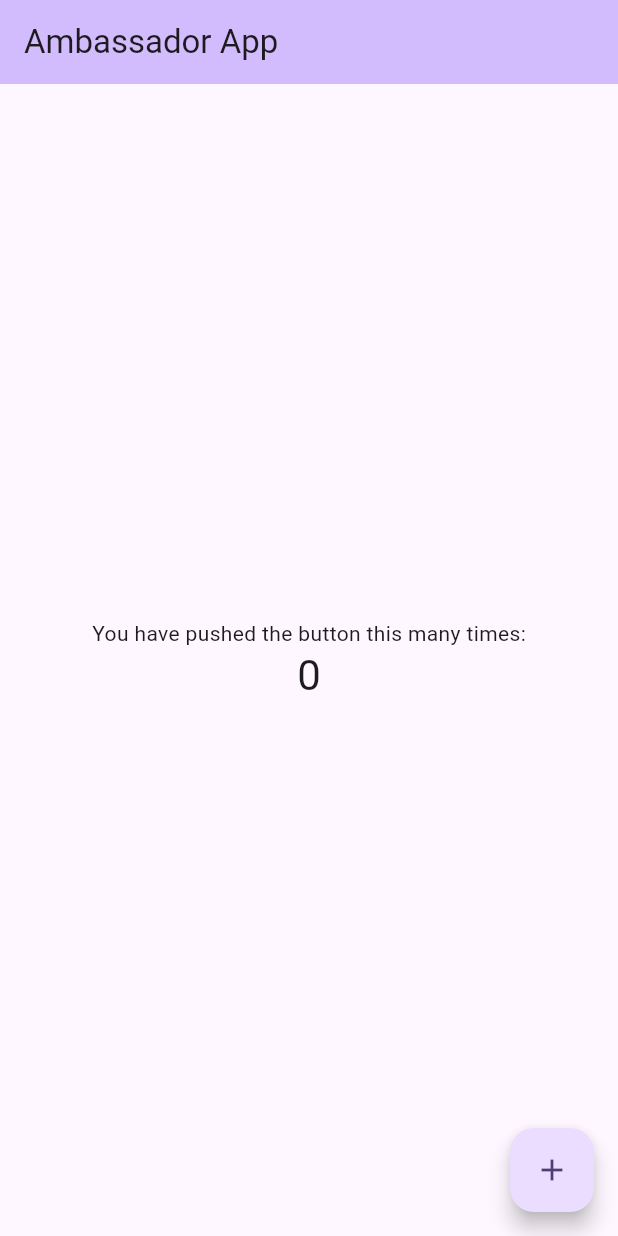
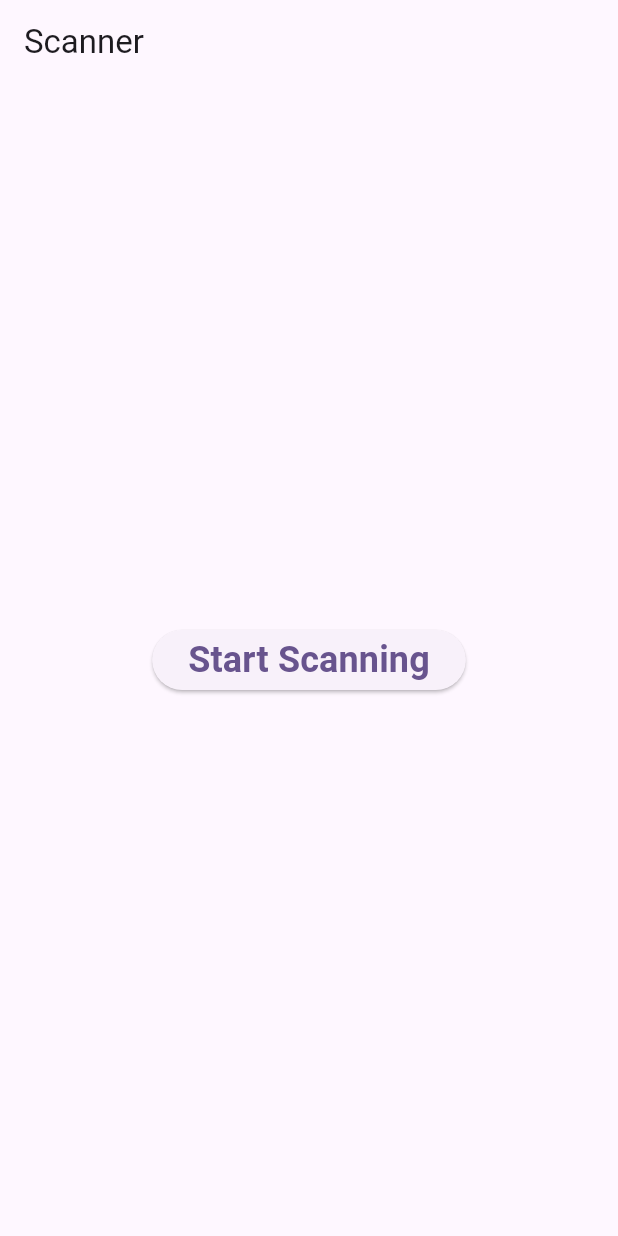
Before and after one commit to malengatiger/ambassador-2025, a Flutter app: the screen it shows after launch, on a phone screen of 412 x 824 dp. Run offline on Flutter 3.47's test engine with Material 3 defaults, Android fonts, the phone set to English and light mode, and no system bars; our stand-ins replace firebase_auth, firebase_core, fluttertoast, google_fonts, page_transition; missing offline and left inert: simple_barcode_scanner; accounts and stored records are empty; generated files the repository leaves out were written again.

Commit message:
🍎added multi type qrcode scanning 🍎

```diff
--- /dev/null
+++ b/lib/data/ticket.dart
@@ -0,0 +1,54 @@
+
+import 'package:json_annotation/json_annotation.dart';
+
+import 'data_schemas.dart';
+part 'ticket.g.dart';
+
+@JsonSerializable(explicitToJson: true)
+class Ticket {
+  String? associationId, associationName, userId;
+  String? routeId, ticketId, commuterId, commuterEmail, commuterCellphone;
+  double? value;
+  String? validFrom, validTo;
+
+  TicketType? ticketType;
+
+
+  Ticket(
+      this.associationId, this.userId,
+      this.associationName,
+      this.routeId,
+      this.ticketId,
+      this.commuterId,
+      this.commuterEmail,
+      this.commuterCellphone,
+      this.value,
+      this.validFrom,
+      this.validTo,
+      this.ticketType);
+
+  factory Ticket.fromJson(Map<String, dynamic> json) =>
+      _$TicketFromJson(json);
+
+  Map<String, dynamic> toJson() => _$TicketToJson(this);
+}
+
+@JsonSerializable(explicitToJson: true)
+class TicketPunched {
+  String? ticketId, commuterId, date, userId, associationId;
+
+
+  TicketPunched(this.ticketId, this.commuterId, this.date, this.userId,
+      this.associationId);
+
+  factory TicketPunched.fromJson(Map<String, dynamic> json) =>
+      _$TicketPunchedFromJson(json);
+
+  Map<String, dynamic> toJson() => _$TicketPunchedToJson(this);
+
+}
+
+enum TicketType {
+  daily,
+  weekly, monthly, annual;
+}
--- /dev/null
+++ b/lib/scanner_widget.dart
@@ -0,0 +1,122 @@
+import 'dart:convert';
+
+import 'package:ambassador_app/data/ticket.dart';
+import 'package:ambassador_app/utils/functions.dart';
+import 'package:ambassador_app/utils/navigator_utils.dart';
+import 'package:flutter/material.dart';
+import 'package:page_transition/page_transition.dart';
+import 'package:simple_barcode_scanner/simple_barcode_scanner.dart';
+
+import 'data/data_schemas.dart';
+
+class QRScannerWidget extends StatefulWidget {
+  const QRScannerWidget(
+      {super.key,
+      required this.onVehicleScanned,
+      required this.onUserScanned,
+      required this.onTicketScanned,
+      required this.onCommuterScanned});
+
+  final Function(Vehicle) onVehicleScanned;
+  final Function(User) onUserScanned;
+  final Function(Ticket) onTicketScanned;
+  final Function(Commuter) onCommuterScanned;
+
+  @override
+  State<QRScannerWidget> createState() => _QRScannerWidgetState();
+}
+
+class _QRScannerWidgetState extends State<QRScannerWidget> {
+  String? _scanResult;
+  User? userScanned;
+  Vehicle? carScanned;
+  Commuter? commuterScanned;
+  Ticket? ticketScanned;
+
+  String? typeString;
+  static const mm = '🍎🍎🍎 QRScannerWidget 🍎';
+
+  _navigateToScan() async {
+    _scanResult = await NavigationUtils.navigateTo(
+        context: context,
+        widget: const SimpleBarcodeScannerPage(),
+        transitionType: PageTransitionType.leftToRight);
+    pp('$mm scan result: $_scanResult');
+    if (_scanResult != null) {
+      var mJson = jsonDecode(_scanResult!);
+      if (mJson['vehicleId'] != null) {
+        carScanned = Vehicle.fromJson(mJson);
+        typeString = 'Vehicle';
+        widget.onVehicleScanned(carScanned!);
+      }
+      if (mJson['userId'] != null) {
+        userScanned = User.fromJson(mJson);
+        typeString = 'User';
+        widget.onUserScanned(userScanned!);
+      }
+      if (mJson['commuterId'] != null) {
+        commuterScanned = Commuter.fromJson(mJson);
+        typeString = 'Commuter';
+        widget.onCommuterScanned(commuterScanned!);
+      }
+      if (mJson['ticketId'] != null) {
+        ticketScanned = Ticket.fromJson(mJson);
+        typeString = 'Ticket';
+        widget.onTicketScanned(ticketScanned!);
+      }
+
+      pp('\n\n$mm scanned: 🍎 $typeString 🍎');
+      setState(() {});
+    }
+  }
+
+  @override
+  Widget build(BuildContext context) {
+    return Scaffold(
+      appBar: AppBar(
+        title: const Text('Scanner'),
+      ),
+      body: SafeArea(
+          child: Stack(
+        children: [
+          Center(
+            child: ElevatedButton(
+                onPressed: () {
+                  _navigateToScan();
+                },
+                child: Text(
+                  'Start Scanning',
+                  style: myTextStyle(fontSize: 24, weight: FontWeight.bold),
+                )),
+          ),
+          _scanResult == null
+              ? gapW32
+              : Column(
+                  children: [
+                    Text(
+                      'Scan Result',
+                      style: myTextStyle(weight: FontWeight.bold, fontSize: 24),
+                    ),
+                    Text(
+                      '$typeString',
+                      style: myTextStyle(
+                          color: Colors.green.shade800,
+                          fontSize: 20,
+                          weight: FontWeight.w900),
+                    ),
+                    gapH32,
+                    Expanded(
+                      child: Card(
+                          elevation: 8,
+                          child: Padding(
+                            padding: const EdgeInsets.all(16.0),
+                            child: Text('$_scanResult'),
+                          )),
+                    ),
+                  ],
+                ),
+        ],
+      )),
+    );
+  }
+}
--- /dev/null
+++ b/lib/utils/navigator_utils.dart
@@ -0,0 +1,39 @@
+import 'package:flutter/material.dart';
+import 'package:page_transition/page_transition.dart';
+
+class NavigationUtils {
+  static Future navigateToPage({
+    required BuildContext context,
+    required Widget widget,
+    PageTransitionType transitionType = PageTransitionType.scale,
+    Duration transitionDuration = const Duration(milliseconds: 1000)
+  }) async {
+    var result = await Navigator.push(
+      context,
+      PageTransition(
+        type: transitionType,
+        duration: transitionDuration,
+        alignment: Alignment.bottomLeft,
+        child: widget,
+      ),
+    );
+    return result;
+  }
+  static Future navigateTo({
+    required BuildContext context,
+    required Widget widget,
+    required PageTransitionType transitionType,
+    Duration transitionDuration = const Duration(milliseconds: 1000)
+  }) async {
+    var result = await Navigator.push(
+      context,
+      PageTransition(
+        type: transitionType,
+        duration: transitionDuration,
+        alignment: Alignment.bottomLeft,
+        child: widget,
+      ),
+    );
+    return result;
+  }
+}
--- a/pubspec.yaml
+++ b/pubspec.yaml
@@ -41,7 +41,7 @@ dependencies:
   responsive_builder: ^0.7.1
   page_transition: ^2.1.0
   fluttertoast: ^8.2.8
-  mobile_scanner: ^6.0.1
+  simple_barcode_scanner: ^0.1.6
   sembast: ^3.7.5
   cupertino_icons: ^1.0.8
   google_maps_flutter: ^2.9.0
```
Also changed, not shown: lib/main.dart (+20 -3 lines), lib/utils/scanner_constants.dart (added, +7 -0 lines), pubspec.lock (deleted), 5 other files.
